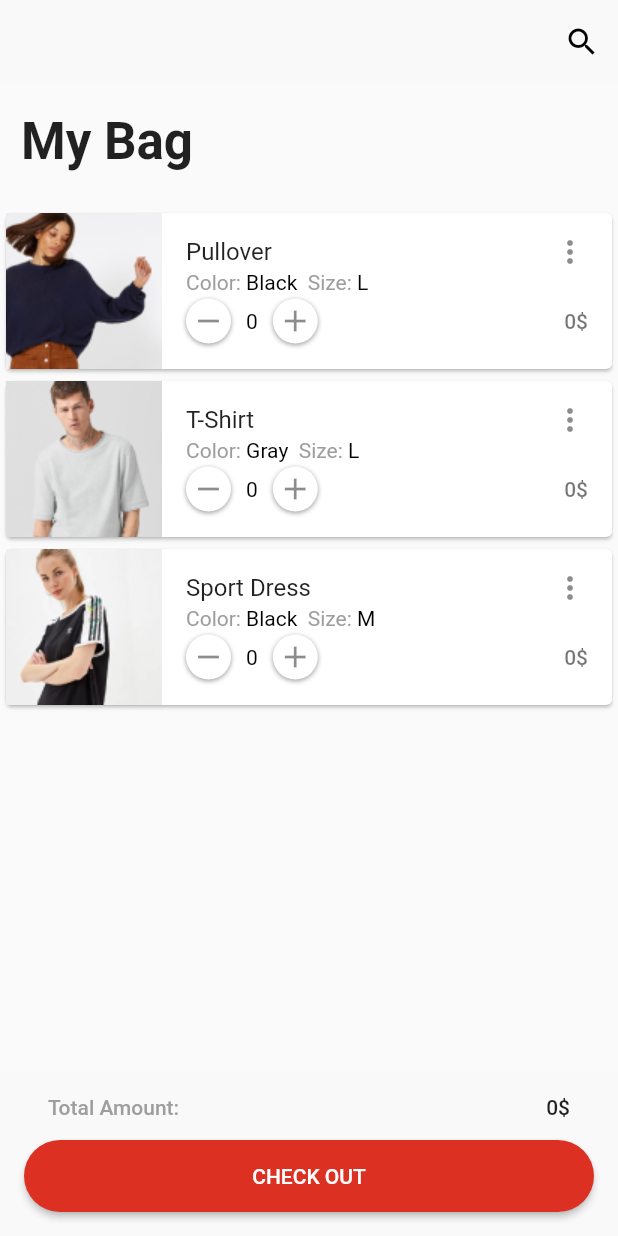
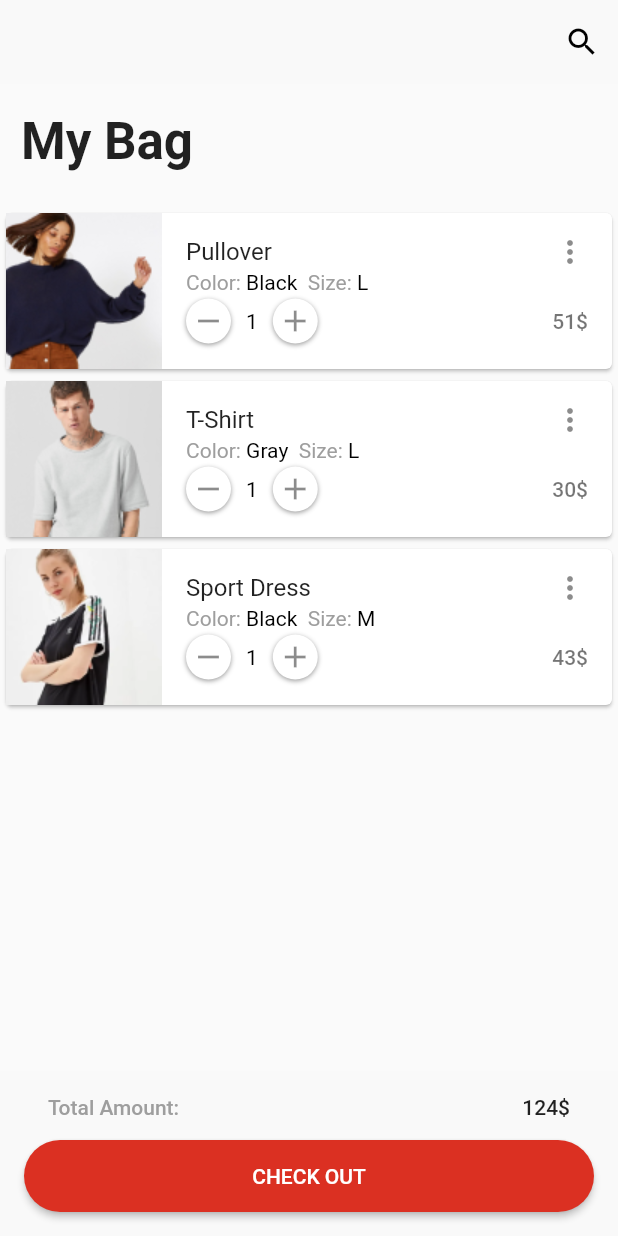
Before and after one commit to nazimfeni/flutter_m_9_assignment, a Flutter app: the screen it shows after launch, on a phone screen of 412 x 824 dp. Run offline on Flutter 3.47's test engine with Material 2 defaults, Android fonts, the phone set to English and light mode, and no system bars; our stand-ins replace device_preview.

Commit message:
screenshot updated

```diff
--- a/lib/main.dart
+++ b/lib/main.dart
@@ -44,9 +44,9 @@ class MyHomePage extends StatefulWidget {
 
 class _MyHomePageState extends State<MyHomePage> {
   List<Product> products = [
-    Product('images/product1.png', 'Pullover', 51, 'Black', 'L', 0),
-    Product('images/product2.png', 'T-Shirt', 30, 'Gray', 'L', 0),
-    Product('images/product3.png', 'Sport Dress', 43, 'Black', 'M', 0),
+    Product('images/product1.png', 'Pullover', 51, 'Black', 'L', 1),
+    Product('images/product2.png', 'T-Shirt', 30, 'Gray', 'L', 1),
+    Product('images/product3.png', 'Sport Dress', 43, 'Black', 'M', 1),
   ];
 
   void increaseItemCount(int index) {
```
